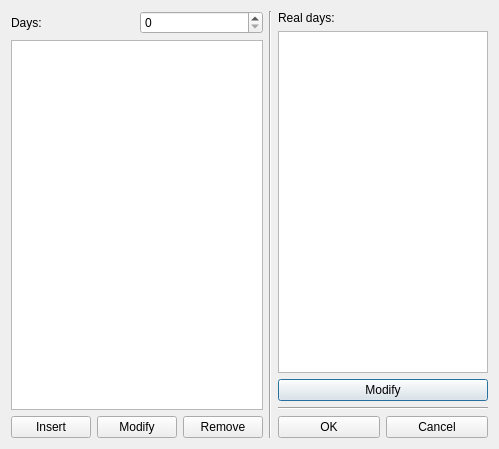
Qt form fet/src/interface/daysform_template.ui (vonmecheln/fet) before a commit.
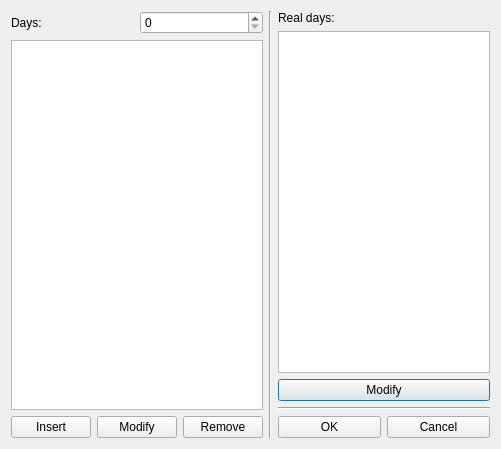
The same form after that commit.

```diff
--- a/fet/src/interface/daysform_template.ui
+++ b/fet/src/interface/daysform_template.ui
@@ -6,7 +6,7 @@
    <rect>
     <x>0</x>
     <y>0</y>
-    <width>499</width>
+    <width>501</width>
     <height>449</height>
    </rect>
   </property>
```
Left out of the diff: 4 changed lines with no effect on the pictures.
